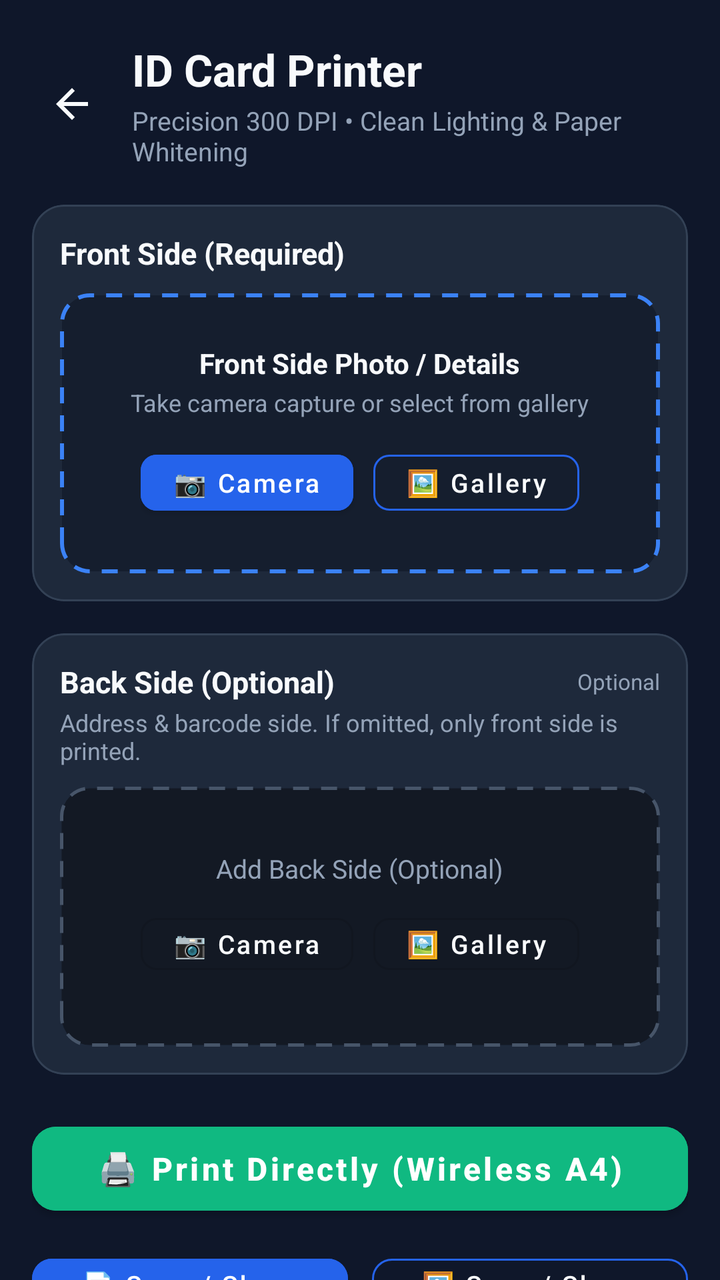
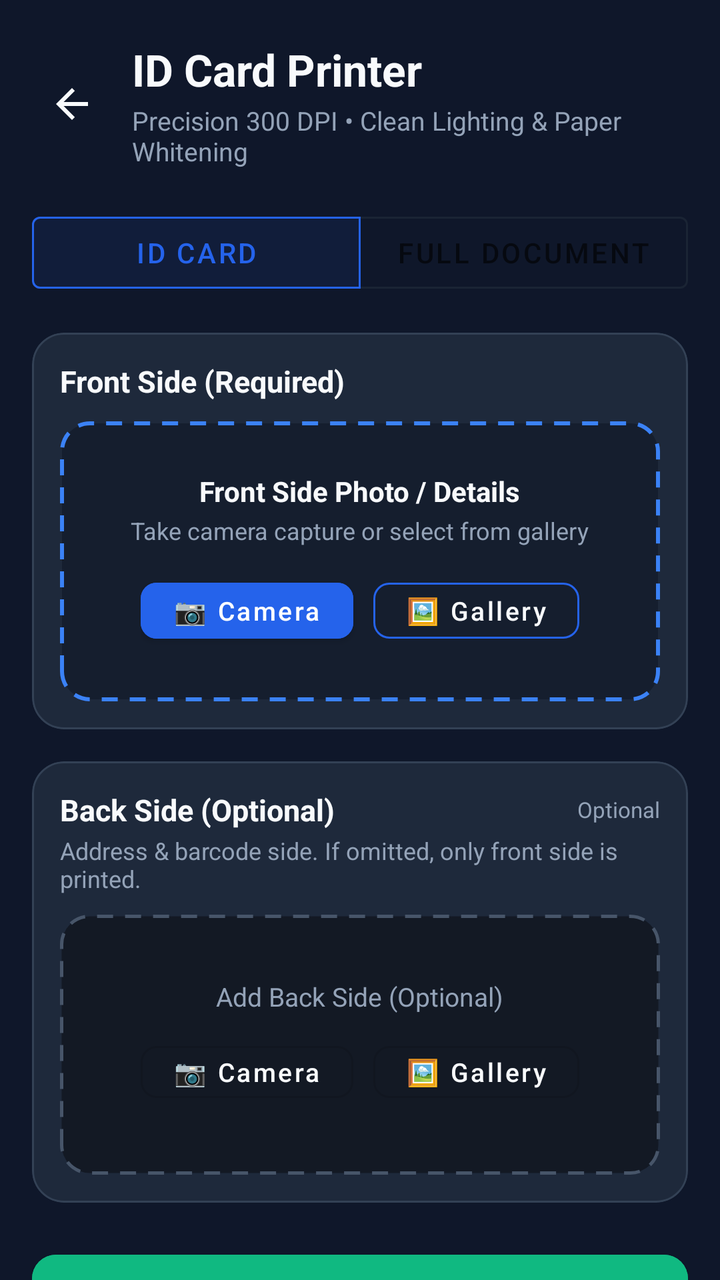

An Android layout rendered at two revisions. The XML below is the earlier revision; the diff shows what the commit changed to produce the second picture.
<!-- AndroidManifest.xml: activity theme Theme.IdCardPrinterApp -->
<!-- res/layout/activity_id_card_main.xml -->
<?xml version="1.0" encoding="utf-8"?>
<FrameLayout xmlns:android="http://schemas.android.com/apk/res/android"
    xmlns:app="http://schemas.android.com/apk/res-auto"
    xmlns:tools="http://schemas.android.com/tools"
    android:layout_width="match_parent"
    android:layout_height="match_parent"
    android:background="@color/background">

    <androidx.core.widget.NestedScrollView
        android:layout_width="match_parent"
        android:layout_height="match_parent"
        android:fillViewport="true">

        <LinearLayout
            android:layout_width="match_parent"
            android:layout_height="wrap_content"
            android:orientation="vertical"
            android:paddingHorizontal="16dp"
            android:paddingTop="20dp"
            android:paddingBottom="40dp">

            
            <LinearLayout
                android:layout_width="match_parent"
                android:layout_height="wrap_content"
                android:orientation="horizontal"
                android:gravity="center_vertical"
                android:layout_marginBottom="18dp">

                <ImageView
                    android:id="@+id/btnBack"
                    android:layout_width="40dp"
                    android:layout_height="40dp"
                    android:layout_marginEnd="10dp"
                    android:background="?attr/selectableItemBackgroundBorderless"
                    android:contentDescription="Back to Menu"
                    android:padding="8dp"
                    android:src="@drawable/ic_arrow_back"
                    app:tint="@color/text_primary" />

                <LinearLayout
                    android:layout_width="0dp"
                    android:layout_height="wrap_content"
                    android:layout_weight="1"
                    android:orientation="vertical">

                    <TextView
                        android:layout_width="wrap_content"
                        android:layout_height="wrap_content"
                        android:text="@string/idcard_app_title"
                        android:textColor="@color/text_primary"
                        android:textSize="22sp"
                        android:textStyle="bold" />

                    <TextView
                        android:layout_width="wrap_content"
                        android:layout_height="wrap_content"
                        android:layout_marginTop="2dp"
                        android:text="Precision 300 DPI • Clean Lighting &amp; Paper Whitening"
                        android:textColor="@color/text_secondary"
                        android:textSize="13sp" />
                </LinearLayout>
            </LinearLayout>

            
            <com.google.android.material.card.MaterialCardView
                android:layout_width="match_parent"
                android:layout_height="wrap_content"
                android:layout_marginBottom="16dp"
                app:cardBackgroundColor="@color/surface"
                app:cardCornerRadius="16dp"
                app:cardElevation="0dp"
                app:strokeColor="@color/surface_variant"
                app:strokeWidth="1dp">

                <LinearLayout
                    android:layout_width="match_parent"
                    android:layout_height="wrap_content"
                    android:orientation="vertical"
                    android:padding="14dp">

                    <TextView
                        android:layout_width="wrap_content"
                        android:layout_height="wrap_content"
                        android:text="Front Side (Required)"
                        android:textColor="@color/text_primary"
                        android:textSize="15sp"
                        android:textStyle="bold" />

                    
                    <LinearLayout
                        android:id="@+id/layoutFrontEmpty"
                        android:layout_width="match_parent"
                        android:layout_height="140dp"
                        android:layout_marginTop="10dp"
                        android:background="@drawable/slot_dashed_bg"
                        android:orientation="vertical"
                        android:gravity="center"
                        android:padding="12dp">

                        <TextView
                            android:layout_width="wrap_content"
                            android:layout_height="wrap_content"
                            android:text="Front Side Photo / Details"
                            android:textColor="@color/text_primary"
                            android:textSize="14sp"
                            android:textStyle="bold" />

                        <TextView
                            android:layout_width="wrap_content"
                            android:layout_height="wrap_content"
                            android:layout_marginTop="2dp"
                            android:layout_marginBottom="12dp"
                            android:text="Take camera capture or select from gallery"
                            android:textColor="@color/text_secondary"
                            android:textSize="12sp" />

                        <LinearLayout
                            android:layout_width="wrap_content"
                            android:layout_height="wrap_content"
                            android:orientation="horizontal">

                            <com.google.android.material.button.MaterialButton
                                android:id="@+id/btnFrontCamera"
                                android:layout_width="wrap_content"
                                android:layout_height="40dp"
                                android:text="📷 Camera"
                                android:textSize="13sp"
                                android:textAllCaps="false"
                                android:textColor="#FFFFFF"
                                android:backgroundTint="@color/primary"
                                android:layout_marginEnd="10dp"
                                app:cornerRadius="8dp" />

                            <com.google.android.material.button.MaterialButton
                                android:id="@+id/btnFrontGallery"
                                style="@style/Widget.MaterialComponents.Button.OutlinedButton"
                                android:layout_width="wrap_content"
                                android:layout_height="40dp"
                                android:text="🖼 Gallery"
                                android:textSize="13sp"
                                android:textAllCaps="false"
                                android:textColor="@color/text_primary"
                                app:strokeColor="@color/primary"
                                app:cornerRadius="8dp" />
                        </LinearLayout>
                    </LinearLayout>

                    
                    <LinearLayout
                        android:id="@+id/layoutFrontLoaded"
                        android:layout_width="match_parent"
                        android:layout_height="wrap_content"
                        android:layout_marginTop="10dp"
                        android:orientation="vertical"
                        android:visibility="gone">

                        <com.google.android.material.card.MaterialCardView
                            android:layout_width="match_parent"
                            android:layout_height="140dp"
                            app:cardBackgroundColor="#0B0F19"
                            app:cardCornerRadius="10dp"
                            app:cardElevation="0dp">

                            <ImageView
                                android:id="@+id/ivFrontThumbnail"
                                android:layout_width="match_parent"
                                android:layout_height="match_parent"
                                android:scaleType="fitCenter"
                                android:adjustViewBounds="true"
                                android:padding="4dp" />
                        </com.google.android.material.card.MaterialCardView>

                        
                        <LinearLayout
                            android:layout_width="match_parent"
                            android:layout_height="wrap_content"
                            android:orientation="horizontal"
                            android:layout_marginTop="10dp">

                            <com.google.android.material.button.MaterialButton
                                android:id="@+id/btnFrontEditCrop"
                                android:layout_width="0dp"
                                android:layout_height="38dp"
                                android:layout_weight="1"
                                android:text="✂ Crop"
                                android:textSize="12sp"
                                android:textAllCaps="false"
                                android:textColor="#FFFFFF"
                                android:backgroundTint="@color/primary"
                                android:insetTop="0dp"
                                android:insetBottom="0dp"
                                android:layout_marginEnd="6dp"
                                app:cornerRadius="8dp" />

                            <com.google.android.material.button.MaterialButton
                                android:id="@+id/btnFrontRotate"
                                style="@style/Widget.MaterialComponents.Button.OutlinedButton"
                                android:layout_width="wrap_content"
                                android:layout_height="38dp"
                                android:text="↻ Rotate"
                                android:textSize="12sp"
                                android:textAllCaps="false"
                                android:textColor="@color/text_primary"
                                android:insetTop="0dp"
                                android:insetBottom="0dp"
                                android:layout_marginEnd="6dp"
                                app:cornerRadius="8dp" />

                            <com.google.android.material.button.MaterialButton
                                android:id="@+id/btnFrontCleanView"
                                style="@style/Widget.MaterialComponents.Button.OutlinedButton"
                                android:layout_width="wrap_content"
                                android:layout_height="38dp"
                                android:text="🔍 Clean"
                                android:textSize="12sp"
                                android:textAllCaps="false"
                                android:textColor="#38BDF8"
                                android:insetTop="0dp"
                                android:insetBottom="0dp"
                                android:layout_marginEnd="6dp"
                                app:cornerRadius="8dp" />

                            <com.google.android.material.button.MaterialButton
                                android:id="@+id/btnFrontRemove"
                                style="@style/Widget.MaterialComponents.Button.OutlinedButton"
                                android:layout_width="wrap_content"
                                android:layout_height="38dp"
                                android:text="✕"
                                android:textSize="12sp"
                                android:textColor="#EF4444"
                                android:insetTop="0dp"
                                android:insetBottom="0dp"
                                app:strokeColor="#EF4444"
                                app:cornerRadius="8dp" />
                        </LinearLayout>
                    </LinearLayout>

                </LinearLayout>
            </com.google.android.material.card.MaterialCardView>

            
            <com.google.android.material.card.MaterialCardView
                android:layout_width="match_parent"
                android:layout_height="wrap_content"
                android:layout_marginBottom="20dp"
                app:cardBackgroundColor="@color/surface"
                app:cardCornerRadius="16dp"
                app:cardElevation="0dp"
                app:strokeColor="@color/surface_variant"
                app:strokeWidth="1dp">

                <LinearLayout
                    android:layout_width="match_parent"
                    android:layout_height="wrap_content"
                    android:orientation="vertical"
                    android:padding="14dp">

                    <LinearLayout
                        android:layout_width="match_parent"
                        android:layout_height="wrap_content"
                        android:orientation="horizontal"
                        android:gravity="center_vertical">

                        <TextView
                            android:layout_width="0dp"
                            android:layout_height="wrap_content"
                            android:layout_weight="1"
                            android:text="Back Side (Optional)"
                            android:textColor="@color/text_primary"
                            android:textSize="15sp"
                            android:textStyle="bold" />

                        <TextView
                            android:layout_width="wrap_content"
                            android:layout_height="wrap_content"
                            android:text="Optional"
                            android:textColor="@color/text_secondary"
                            android:textSize="11sp" />
                    </LinearLayout>

                    <TextView
                        android:layout_width="wrap_content"
                        android:layout_height="wrap_content"
                        android:layout_marginTop="2dp"
                        android:text="Address &amp; barcode side. If omitted, only front side is printed."
                        android:textColor="@color/text_secondary"
                        android:textSize="12sp" />

                    
                    <LinearLayout
                        android:id="@+id/layoutBackEmpty"
                        android:layout_width="match_parent"
                        android:layout_height="130dp"
                        android:layout_marginTop="10dp"
                        android:background="@drawable/slot_dashed_optional_bg"
                        android:orientation="vertical"
                        android:gravity="center"
                        android:padding="12dp">

                        <TextView
                            android:layout_width="wrap_content"
                            android:layout_height="wrap_content"
                            android:text="Add Back Side (Optional)"
                            android:textColor="@color/text_secondary"
                            android:textSize="13sp" />

                        <LinearLayout
                            android:layout_width="wrap_content"
                            android:layout_height="wrap_content"
                            android:layout_marginTop="10dp"
                            android:orientation="horizontal">

                            <com.google.android.material.button.MaterialButton
                                android:id="@+id/btnBackCamera"
                                style="@style/Widget.MaterialComponents.Button.OutlinedButton"
                                android:layout_width="wrap_content"
                                android:layout_height="38dp"
                                android:text="📷 Camera"
                                android:textSize="13sp"
                                android:textAllCaps="false"
                                android:textColor="@color/text_primary"
                                android:layout_marginEnd="10dp"
                                app:cornerRadius="8dp" />

                            <com.google.android.material.button.MaterialButton
                                android:id="@+id/btnBackGallery"
                                style="@style/Widget.MaterialComponents.Button.OutlinedButton"
                                android:layout_width="wrap_content"
                                android:layout_height="38dp"
                                android:text="🖼 Gallery"
                                android:textSize="13sp"
                                android:textAllCaps="false"
                                android:textColor="@color/text_primary"
                                app:cornerRadius="8dp" />
                        </LinearLayout>
                    </LinearLayout>

                    
                    <LinearLayout
                        android:id="@+id/layoutBackLoaded"
                        android:layout_width="match_parent"
                        android:layout_height="wrap_content"
                        android:layout_marginTop="10dp"
                        android:orientation="vertical"
                        android:visibility="gone">

                        <com.google.android.material.card.MaterialCardView
                            android:layout_width="match_parent"
                            android:layout_height="140dp"
                            app:cardBackgroundColor="#0B0F19"
                            app:cardCornerRadius="10dp"
                            app:cardElevation="0dp">

                            <ImageView
                                android:id="@+id/ivBackThumbnail"
                                android:layout_width="match_parent"
                                android:layout_height="match_parent"
                                android:scaleType="fitCenter"
                                android:adjustViewBounds="true"
                                android:padding="4dp" />
                        </com.google.android.material.card.MaterialCardView>

                        
                        <LinearLayout
                            android:layout_width="match_parent"
                            android:layout_height="wrap_content"
                            android:orientation="horizontal"
                            android:layout_marginTop="10dp">

                            <com.google.android.material.button.MaterialButton
                                android:id="@+id/btnBackEditCrop"
                                android:layout_width="0dp"
                                android:layout_height="38dp"
                                android:layout_weight="1"
                                android:text="✂ Crop"
                                android:textSize="12sp"
                                android:textAllCaps="false"
                                android:textColor="#FFFFFF"
                                android:backgroundTint="@color/primary"
                                android:insetTop="0dp"
                                android:insetBottom="0dp"
                                android:layout_marginEnd="6dp"
                                app:cornerRadius="8dp" />

                            <com.google.android.material.button.MaterialButton
                                android:id="@+id/btnBackRotate"
                                style="@style/Widget.MaterialComponents.Button.OutlinedButton"
                                android:layout_width="wrap_content"
                                android:layout_height="38dp"
                                android:text="↻ Rotate"
                                android:textSize="12sp"
                                android:textAllCaps="false"
                                android:textColor="@color/text_primary"
                                android:insetTop="0dp"
                                android:insetBottom="0dp"
                                android:layout_marginEnd="6dp"
                                app:cornerRadius="8dp" />

                            <com.google.android.material.button.MaterialButton
                                android:id="@+id/btnBackCleanView"
                                style="@style/Widget.MaterialComponents.Button.OutlinedButton"
                                android:layout_width="wrap_content"
                                android:layout_height="38dp"
                                android:text="🔍 Clean"
                                android:textSize="12sp"
                                android:textAllCaps="false"
                                android:textColor="#38BDF8"
                                android:insetTop="0dp"
                                android:insetBottom="0dp"
                                android:layout_marginEnd="6dp"
                                app:cornerRadius="8dp" />

                            <com.google.android.material.button.MaterialButton
                                android:id="@+id/btnBackRemove"
                                style="@style/Widget.MaterialComponents.Button.OutlinedButton"
                                android:layout_width="wrap_content"
                                android:layout_height="38dp"
                                android:text="✕"
                                android:textSize="12sp"
                                android:textColor="#EF4444"
                                android:insetTop="0dp"
                                android:insetBottom="0dp"
                                app:strokeColor="#EF4444"
                                app:cornerRadius="8dp" />
                        </LinearLayout>
                    </LinearLayout>

                </LinearLayout>
            </com.google.android.material.card.MaterialCardView>

            

            
            <com.google.android.material.button.MaterialButton
                android:id="@+id/btnPrintDirect"
                android:layout_width="match_parent"
                android:layout_height="54dp"
                android:text="🖨 Print Directly (Wireless A4)"
                android:textAllCaps="false"
                android:textColor="#FFFFFF"
                android:textSize="16sp"
                android:textStyle="bold"
                android:backgroundTint="@color/secondary"
                android:layout_marginBottom="12dp"
                app:cornerRadius="12dp" />

            
            <LinearLayout
                android:layout_width="match_parent"
                android:layout_height="wrap_content"
                android:orientation="horizontal"
                android:layout_marginBottom="12dp">

                <com.google.android.material.button.MaterialButton
                    android:id="@+id/btnSavePdf"
                    android:layout_width="0dp"
                    android:layout_height="48dp"
                    android:layout_weight="1"
                    android:text="📄 Save / Share PDF"
                    android:textAllCaps="false"
                    android:textColor="#FFFFFF"
                    android:textSize="13sp"
                    android:backgroundTint="@color/primary"
                    android:layout_marginEnd="6dp"
                    app:cornerRadius="10dp" />

                <com.google.android.material.button.MaterialButton
                    android:id="@+id/btnSavePng"
                    style="@style/Widget.MaterialComponents.Button.OutlinedButton"
                    android:layout_width="0dp"
                    android:layout_height="48dp"
                    android:layout_weight="1"
                    android:text="🖼 Save / Share PNG"
                    android:textAllCaps="false"
                    android:textColor="@color/text_primary"
                    android:textSize="13sp"
                    android:layout_marginStart="6dp"
                    app:strokeColor="@color/primary"
                    app:cornerRadius="10dp" />
            </LinearLayout>

            
            <com.google.android.material.button.MaterialButton
                android:id="@+id/btnPreviewPage"
                style="@style/Widget.MaterialComponents.Button.OutlinedButton"
                android:layout_width="match_parent"
                android:layout_height="46dp"
                android:text="👁 Full A4 Page Preview"
                android:textAllCaps="false"
                android:textColor="@color/text_secondary"
                android:textSize="14sp"
                android:layout_marginBottom="18dp"
                app:cornerRadius="10dp"
                app:strokeColor="@color/surface_variant" />

            
            <com.google.android.material.card.MaterialCardView
                android:id="@+id/cardOutputTracker"
                android:layout_width="match_parent"
                android:layout_height="wrap_content"
                android:visibility="gone"
                app:cardBackgroundColor="@color/surface"
                app:cardCornerRadius="16dp"
                app:cardElevation="0dp"
                app:strokeColor="@color/secondary"
                app:strokeWidth="1.5dp">

                <LinearLayout
                    android:layout_width="match_parent"
                    android:layout_height="wrap_content"
                    android:orientation="vertical"
                    android:padding="16dp">

                    <TextView
                        android:layout_width="wrap_content"
                        android:layout_height="wrap_content"
                        android:text="Exported 300 DPI Outputs"
                        android:textColor="@color/secondary"
                        android:textSize="15sp"
                        android:textStyle="bold" />

                    
                    <LinearLayout
                        android:layout_width="match_parent"
                        android:layout_height="wrap_content"
                        android:layout_marginTop="10dp"
                        android:orientation="horizontal"
                        android:gravity="center_vertical">

                        <TextView
                            android:id="@+id/tvPdfTrack"
                            android:layout_width="0dp"
                            android:layout_height="wrap_content"
                            android:layout_weight="1"
                            android:text="📄 PDF: id_card_print.pdf"
                            android:textColor="@color/text_primary"
                            android:textSize="13sp"
                            android:ellipsize="middle"
                            android:singleLine="true" />

                        <com.google.android.material.button.MaterialButton
                            android:id="@+id/btnOpenPdf"
                            style="@style/Widget.MaterialComponents.Button.TextButton"
                            android:layout_width="wrap_content"
                            android:layout_height="36dp"
                            android:text="Open"
                            android:textColor="@color/primary"
                            android:insetTop="0dp"
                            android:insetBottom="0dp" />
                    </LinearLayout>

                    
                    <LinearLayout
                        android:layout_width="match_parent"
                        android:layout_height="wrap_content"
                        android:layout_marginTop="6dp"
                        android:orientation="horizontal"
                        android:gravity="center_vertical">

                        <TextView
                            android:id="@+id/tvPngTrack"
                            android:layout_width="0dp"
                            android:layout_height="wrap_content"
                            android:layout_weight="1"
                            android:text="🖼 PNG: id_card_print.png"
                            android:textColor="@color/text_primary"
                            android:textSize="13sp"
                            android:ellipsize="middle"
                            android:singleLine="true" />

                        <com.google.android.material.button.MaterialButton
                            android:id="@+id/btnOpenPng"
                            style="@style/Widget.MaterialComponents.Button.TextButton"
                            android:layout_width="wrap_content"
                            android:layout_height="36dp"
                            android:text="Open"
                            android:textColor="@color/primary"
                            android:insetTop="0dp"
                            android:insetBottom="0dp" />
                    </LinearLayout>
                </LinearLayout>
            </com.google.android.material.card.MaterialCardView>

        </LinearLayout>
    </androidx.core.widget.NestedScrollView>

    
    <FrameLayout
        android:id="@+id/globalLoadingOverlay"
        android:layout_width="match_parent"
        android:layout_height="match_parent"
        android:background="#B3000000"
        android:visibility="gone">

        <LinearLayout
            android:layout_width="wrap_content"
            android:layout_height="wrap_content"
            android:layout_gravity="center"
            android:orientation="vertical"
            android:gravity="center"
            android:background="@drawable/slot_dashed_bg"
            android:padding="28dp">

            <ProgressBar
                android:layout_width="48dp"
                android:layout_height="48dp"
                android:indeterminate="true"
                android:layout_marginBottom="12dp" />

            <TextView
                android:id="@+id/tvGlobalLoadingText"
                android:layout_width="wrap_content"
                android:layout_height="wrap_content"
                android:text="Composing 300 DPI A4 Page..."
                android:textColor="@color/text_primary"
                android:textSize="15sp"
                android:textStyle="bold" />
        </LinearLayout>
    </FrameLayout>

</FrameLayout>
<!-- resources referenced by this layout -->
<resources>
  <color name="background">#0F172A</color>
  <color name="primary">#2563EB</color>
  <color name="secondary">#10B981</color>
  <color name="surface">#1E293B</color>
  <color name="surface_variant">#334155</color>
  <color name="text_primary">#F8FAFC</color>
  <color name="text_secondary">#94A3B8</color>
  <!-- drawable ic_arrow_back (drawable) -->
  <vector xmlns:android="http://schemas.android.com/apk/res/android"
      android:width="24dp"
      android:height="24dp"
      android:viewportWidth="24"
      android:viewportHeight="24">
    <path
        android:fillColor="#FFFFFFFF"
        android:pathData="M20,11H7.83l5.59,-5.59L12,4l-8,8 8,8 1.41,-1.41L7.83,13H20v-2z"/>
  </vector>
  <!-- drawable slot_dashed_bg (drawable) -->
  <?xml version="1.0" encoding="utf-8"?>
  <shape xmlns:android="http://schemas.android.com/apk/res/android"
      android:shape="rectangle">
      <corners android:radius="14dp" />
      <solid android:color="#151E2E" />
      <stroke
          android:width="2dp"
          android:color="#3B82F6"
          android:dashWidth="8dp"
          android:dashGap="6dp" />
  </shape>
  <!-- drawable slot_dashed_optional_bg (drawable) -->
  <?xml version="1.0" encoding="utf-8"?>
  <shape xmlns:android="http://schemas.android.com/apk/res/android"
      android:shape="rectangle">
      <corners android:radius="14dp" />
      <solid android:color="#131924" />
      <stroke
          android:width="1.5dp"
          android:color="#475569"
          android:dashWidth="8dp"
          android:dashGap="6dp" />
  </shape>
  <string name="idcard_app_title">ID Card Printer</string>
  <style name="Theme.IdCardPrinterApp" parent="Theme.MaterialComponents.DayNight.NoActionBar">
          <item name="colorPrimary">@color/primary</item>
          <item name="colorPrimaryVariant">@color/primary_variant</item>
          <item name="colorSecondary">@color/secondary</item>
          <item name="android:colorBackground">@color/background</item>
          <item name="colorSurface">@color/surface</item>
          <item name="android:textColorPrimary">@color/text_primary</item>
          <item name="android:statusBarColor">@color/background</item>
      </style>
  <color name="primary_variant">#1D4ED8</color>
</resources>

<!-- the commit's change to res/layout/activity_id_card_main.xml (unified diff, before → after) -->
@@ -63,6 +63,33 @@
             </LinearLayout>
 
             
+            <com.google.android.material.button.MaterialButtonToggleGroup
+                android:id="@+id/toggleMode"
+                android:layout_width="match_parent"
+                android:layout_height="wrap_content"
+                android:layout_marginBottom="16dp"
+                app:singleSelection="true"
+                app:selectionRequired="true"
+                app:checkedButton="@+id/btnModeIdCard">
+
+                <com.google.android.material.button.MaterialButton
+                    android:id="@+id/btnModeIdCard"
+                    style="?attr/materialButtonOutlinedStyle"
+                    android:layout_width="0dp"
+                    android:layout_height="wrap_content"
+                    android:layout_weight="1"
+                    android:text="ID Card" />
+
+                <com.google.android.material.button.MaterialButton
+                    android:id="@+id/btnModeDocument"
+                    style="?attr/materialButtonOutlinedStyle"
+                    android:layout_width="0dp"
+                    android:layout_height="wrap_content"
+                    android:layout_weight="1"
+                    android:text="Full Document" />
+            </com.google.android.material.button.MaterialButtonToggleGroup>
+
+            
             <com.google.android.material.card.MaterialCardView
                 android:layout_width="match_parent"
                 android:layout_height="wrap_content"
@@ -80,6 +107,7 @@
                     android:padding="14dp">
 
                     <TextView
+                        android:id="@+id/tvFrontTitle"
                         android:layout_width="wrap_content"
                         android:layout_height="wrap_content"
                         android:text="Front Side (Required)"
@@ -241,6 +269,7 @@
 
             
             <com.google.android.material.card.MaterialCardView
+                android:id="@+id/cardBackSlot"
                 android:layout_width="match_parent"
                 android:layout_height="wrap_content"
                 android:layout_marginBottom="20dp"
